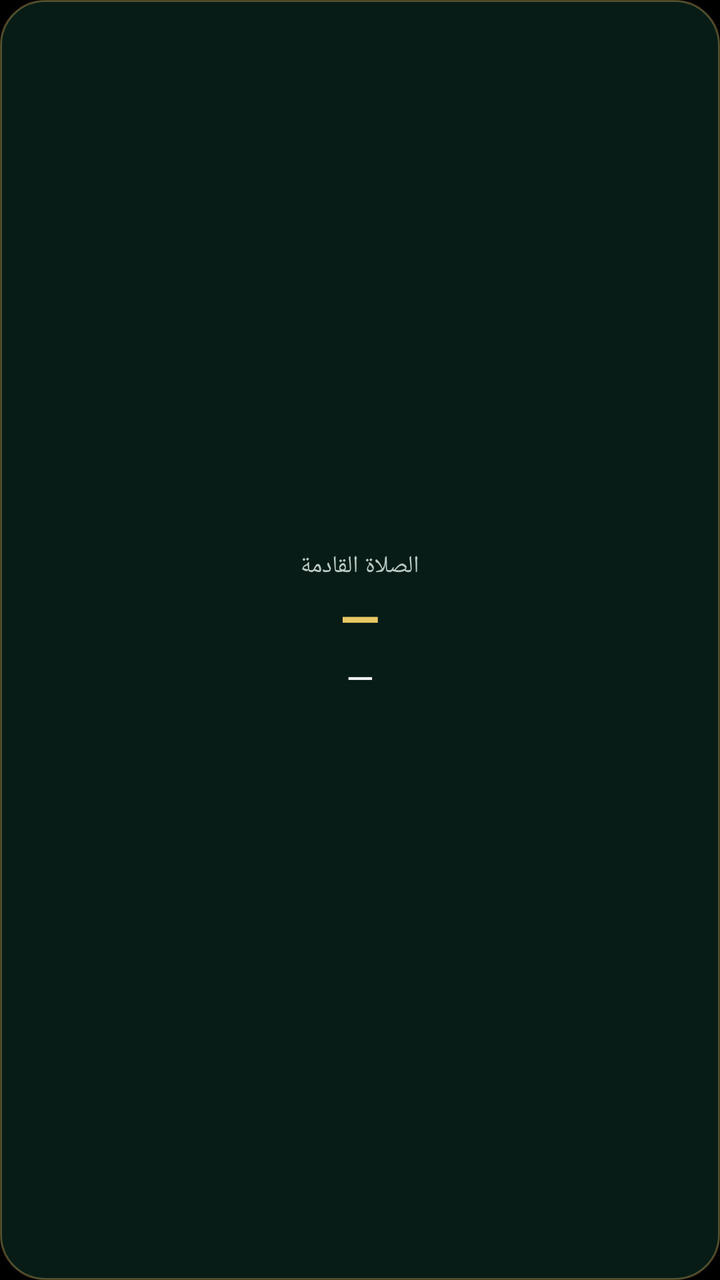
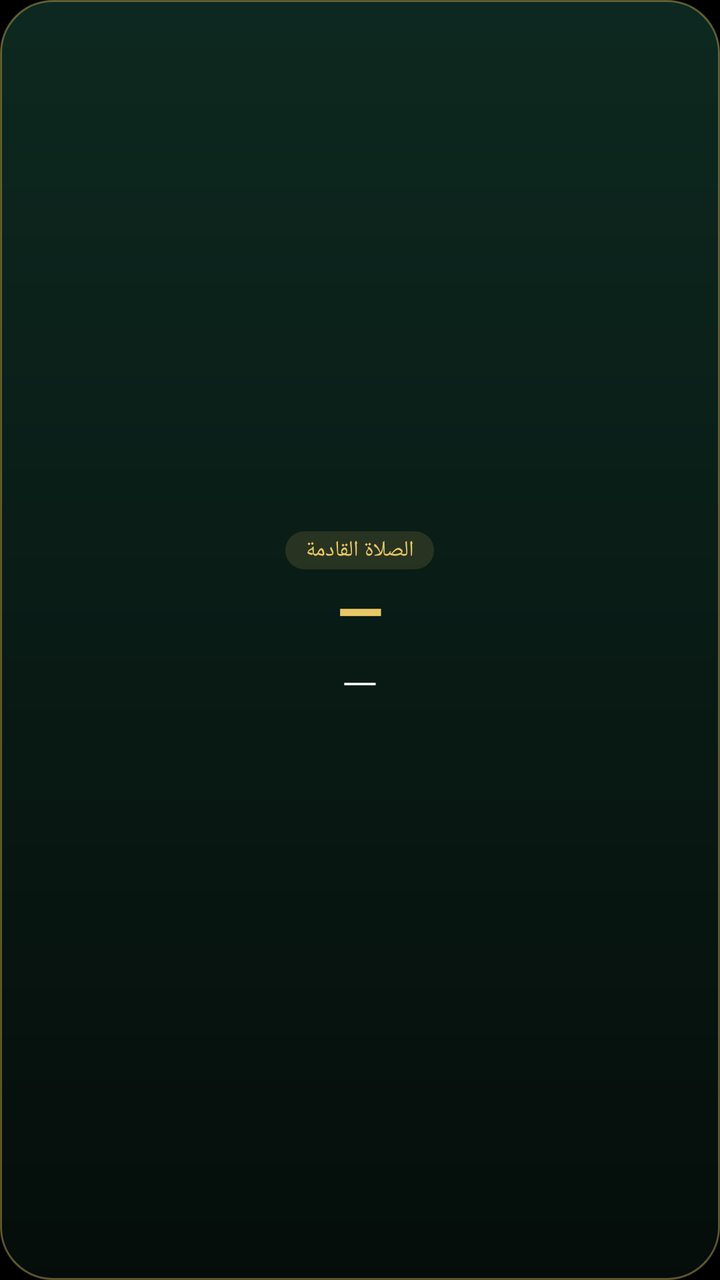

An Android layout rendered at two revisions. The XML below is the earlier revision; the diff shows what the commit changed to produce the second picture.
<!-- AndroidManifest.xml: application theme Theme.Hisn -->
<!-- res/layout/widget_prayer.xml -->
<?xml version="1.0" encoding="utf-8"?>
<LinearLayout xmlns:android="http://schemas.android.com/apk/res/android"
    android:id="@+id/widget_root"
    android:layout_width="match_parent"
    android:layout_height="match_parent"
    android:background="@drawable/widget_bg"
    android:gravity="center"
    android:layoutDirection="rtl"
    android:orientation="vertical"
    android:padding="12dp">

    <TextView
        android:id="@+id/w_label"
        android:layout_width="wrap_content"
        android:layout_height="wrap_content"
        android:text="الصلاة القادمة"
        android:textColor="#B8C9C2"
        android:textSize="12sp" />

    <TextView
        android:id="@+id/w_name"
        android:layout_width="wrap_content"
        android:layout_height="wrap_content"
        android:text="—"
        android:textColor="#E8C766"
        android:textSize="26sp"
        android:textStyle="bold" />

    <TextView
        android:id="@+id/w_time"
        android:layout_width="wrap_content"
        android:layout_height="wrap_content"
        android:text="—"
        android:textColor="#FFFFFF"
        android:textSize="18sp" />

    <TextView
        android:id="@+id/w_city"
        android:layout_width="wrap_content"
        android:layout_height="wrap_content"
        android:textColor="#B8C9C2"
        android:textSize="11sp" />
</LinearLayout>
<!-- resources referenced by this layout -->
<resources>
  <!-- drawable widget_bg (drawable) -->
  <?xml version="1.0" encoding="utf-8"?>
  <shape xmlns:android="http://schemas.android.com/apk/res/android" android:shape="rectangle">
      <solid android:color="#E6082019" />
      <corners android:radius="22dp" />
      <stroke android:width="1dp" android:color="#55E8C766" />
  </shape>
  <style name="Theme.Hisn" parent="android:Theme.Material.NoActionBar">
          <item name="android:windowBackground">@android:color/black</item>
          <item name="android:statusBarColor">@android:color/transparent</item>
      </style>
</resources>

<!-- the commit's change to res/layout/widget_prayer.xml (unified diff, before → after) -->
@@ -7,37 +7,45 @@
     android:gravity="center"
     android:layoutDirection="rtl"
     android:orientation="vertical"
-    android:padding="12dp">
+    android:padding="14dp">
 
     <TextView
         android:id="@+id/w_label"
         android:layout_width="wrap_content"
         android:layout_height="wrap_content"
+        android:background="@drawable/widget_pill"
+        android:paddingStart="10dp"
+        android:paddingTop="2dp"
+        android:paddingEnd="10dp"
+        android:paddingBottom="2dp"
         android:text="الصلاة القادمة"
-        android:textColor="#B8C9C2"
-        android:textSize="12sp" />
+        android:textColor="#E8C766"
+        android:textSize="11sp" />
 
     <TextView
         android:id="@+id/w_name"
         android:layout_width="wrap_content"
         android:layout_height="wrap_content"
+        android:fontFamily="sans-serif-medium"
         android:text="—"
         android:textColor="#E8C766"
-        android:textSize="26sp"
+        android:textSize="30sp"
         android:textStyle="bold" />
 
     <TextView
         android:id="@+id/w_time"
         android:layout_width="wrap_content"
         android:layout_height="wrap_content"
+        android:fontFamily="sans-serif-light"
         android:text="—"
         android:textColor="#FFFFFF"
-        android:textSize="18sp" />
+        android:textSize="24sp" />
 
     <TextView
         android:id="@+id/w_city"
         android:layout_width="wrap_content"
         android:layout_height="wrap_content"
+        android:layout_marginTop="2dp"
         android:textColor="#B8C9C2"
         android:textSize="11sp" />
 </LinearLayout>
<!-- resource entries referenced after the edit -->
@@ -3,9 +3,15 @@
   <!-- drawable widget_bg (drawable) -->
   <?xml version="1.0" encoding="utf-8"?>
   <shape xmlns:android="http://schemas.android.com/apk/res/android" android:shape="rectangle">
-      <solid android:color="#E6082019" />
-      <corners android:radius="22dp" />
-      <stroke android:width="1dp" android:color="#55E8C766" />
+      <gradient android:angle="270" android:startColor="#F00E2B22" android:endColor="#F2050E0B" />
+      <corners android:radius="26dp" />
+      <stroke android:width="1dp" android:color="#66E8C766" />
+  </shape>
+  <!-- drawable widget_pill (drawable) -->
+  <?xml version="1.0" encoding="utf-8"?>
+  <shape xmlns:android="http://schemas.android.com/apk/res/android" android:shape="rectangle">
+      <solid android:color="#22E8C766" />
+      <corners android:radius="12dp" />
   </shape>
   <style name="Theme.Hisn" parent="android:Theme.Material.NoActionBar">
           <item name="android:windowBackground">@android:color/black</item>
